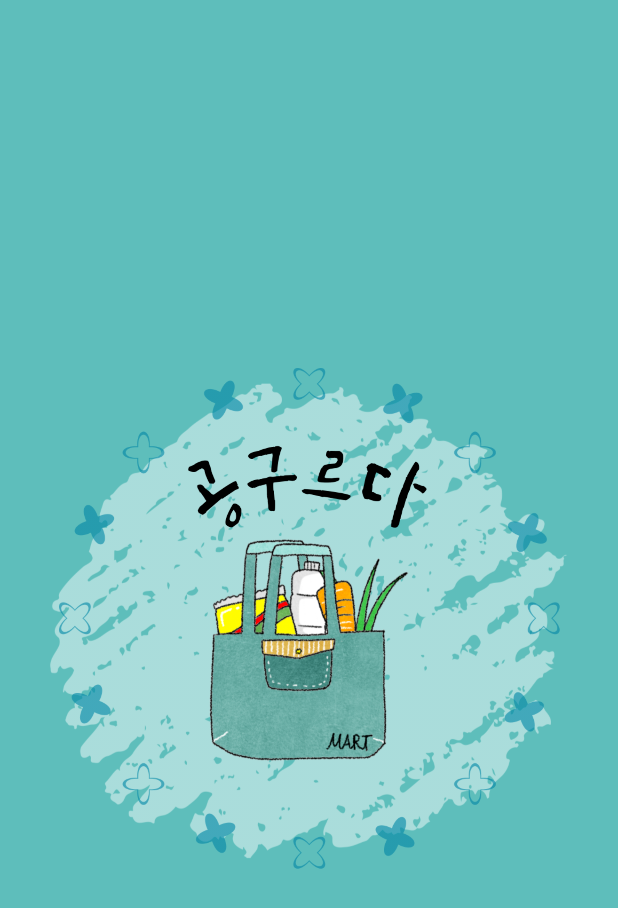
After one commit to SSAFY-8th-BuyTogether/GongGuruda, an Android app: the layout fragment_splash.xml on its own in the app's theme, with its tools: preview values and no code run, on a phone screen of 412 x 824 dp. The commit adds this screen. Shown: the top 908 px of the screen. Run offline under Robolectric (Android 15) with nearby library versions, the phone set to English and light mode, and no system bars.

Commit message:
[FEATURE] splash 화면 세팅

```diff
--- a/app/src/main/AndroidManifest.xml
+++ b/app/src/main/AndroidManifest.xml
@@ -1,7 +1,6 @@
 <?xml version="1.0" encoding="utf-8"?>
 <manifest xmlns:android="http://schemas.android.com/apk/res/android"
     xmlns:tools="http://schemas.android.com/tools">
-
     <application
         android:allowBackup="true"
         android:dataExtractionRules="@xml/data_extraction_rules"
@@ -17,10 +16,8 @@
             android:exported="true">
             <intent-filter>
                 <action android:name="android.intent.action.MAIN" />
-
                 <category android:name="android.intent.category.LAUNCHER" />
             </intent-filter>
-
             <meta-data
                 android:name="android.app.lib_name"
                 android:value="" />
--- a/app/src/main/java/com/buy/together/MainActivity.kt
+++ b/app/src/main/java/com/buy/together/MainActivity.kt
@@ -2,10 +2,13 @@ package com.buy.together
 
 import androidx.appcompat.app.AppCompatActivity
 import android.os.Bundle
+import com.buy.together.databinding.ActivityMainBinding
 
 class MainActivity : AppCompatActivity() {
+    private lateinit var mainActivityBinding : ActivityMainBinding
     override fun onCreate(savedInstanceState: Bundle?) {
         super.onCreate(savedInstanceState)
-        setContentView(R.layout.activity_main)
+        mainActivityBinding = ActivityMainBinding.inflate(layoutInflater)
+        setContentView(mainActivityBinding.root)
     }
 }
--- /dev/null
+++ b/app/src/main/java/com/buy/together/ui/JoinBasicInfoFragment.kt
@@ -0,0 +1,6 @@
+package com.buy.together.ui
+
+import androidx.fragment.app.Fragment
+
+class JoinBasicInfoFragment : Fragment() {
+}
--- /dev/null
+++ b/app/src/main/java/com/buy/together/ui/LoginFragment.kt
@@ -0,0 +1,4 @@
+package com.buy.together.ui
+
+class LoginFragment {
+}
--- a/app/src/main/java/com/buy/together/util/CommonUtils.kt
+++ b/app/src/main/java/com/buy/together/util/CommonUtils.kt
@@ -1,12 +1,11 @@
-package com.ssafy.smartstoredb.util
+package com.buy.together.util
 
 import java.text.DecimalFormat
 
 object CommonUtils {
-
     //천단위 콤마
     fun makeComma(num:Int):String{
-        var comma = DecimalFormat("#,###")
+        val comma = DecimalFormat("#,###")
         return "${comma.format(num)} 원"
     }
 }
--- /dev/null
+++ b/app/src/main/res/layout/fragment_join.xml
@@ -0,0 +1,6 @@
+<?xml version="1.0" encoding="utf-8"?>
+<androidx.constraintlayout.widget.ConstraintLayout xmlns:android="http://schemas.android.com/apk/res/android"
+    android:layout_width="match_parent"
+    android:layout_height="match_parent">
+
+</androidx.constraintlayout.widget.ConstraintLayout>
--- /dev/null
+++ b/app/src/main/res/layout/fragment_login.xml
@@ -0,0 +1,6 @@
+<?xml version="1.0" encoding="utf-8"?>
+<androidx.constraintlayout.widget.ConstraintLayout xmlns:android="http://schemas.android.com/apk/res/android"
+    android:layout_width="match_parent"
+    android:layout_height="match_parent">
+
+</androidx.constraintlayout.widget.ConstraintLayout>
--- /dev/null
+++ b/app/src/main/res/layout/fragment_splash.xml
@@ -0,0 +1,16 @@
+<?xml version="1.0" encoding="utf-8"?>
+<androidx.constraintlayout.widget.ConstraintLayout xmlns:android="http://schemas.android.com/apk/res/android"
+    android:layout_width="match_parent"
+    android:layout_height="match_parent"
+    xmlns:app="http://schemas.android.com/apk/res-auto"
+    xmlns:tools="http://schemas.android.com/tools">
+    <ImageView
+        android:layout_width="wrap_content"
+        android:layout_height="wrap_content"
+        app:layout_constraintStart_toStartOf="parent"
+        app:layout_constraintEnd_toEndOf="parent"
+        app:layout_constraintTop_toTopOf="parent"
+        app:layout_constraintBottom_toBottomOf="parent"
+        android:background="@color/mainColor"
+        android:src="@drawable/logo_main_white" />
+</androidx.constraintlayout.widget.ConstraintLayout>
--- a/app/src/main/res/values/colors.xml
+++ b/app/src/main/res/values/colors.xml
@@ -15,4 +15,7 @@
     <color name="whiteForBackground">#FFFFFF</color>
     <color name="blackForText">#4a4a4a</color>
     <color name="redForText">#d9534f</color>
+
+    <!-- custom Colors -->
+    <color name="mainColor">#5EBEBB</color>
 </resources>
```
Also changed, not shown: app/build.gradle (+8 -1 lines), app/src/main/java/com/buy/together/ui/JoinUserInfoFragment.kt (added, +7 -0 lines), app/src/main/java/com/buy/together/ui/SplashFragment.kt (added, +19 -0 lines), app/src/main/java/com/buy/together/ui/base/BaseFragment.kt (+3 -10 lines), app/src/main/java/com/buy/together/util/SharedPreferencesUtil.kt (+23 -25 lines), app/src/main/res/layout/activity_main.xml (+12 -10 lines), app/src/main/res/navigation/nav_graph.xml (added, +10 -0 lines), app/src/main/res/drawable-v24/logo_main_white.png (added).
